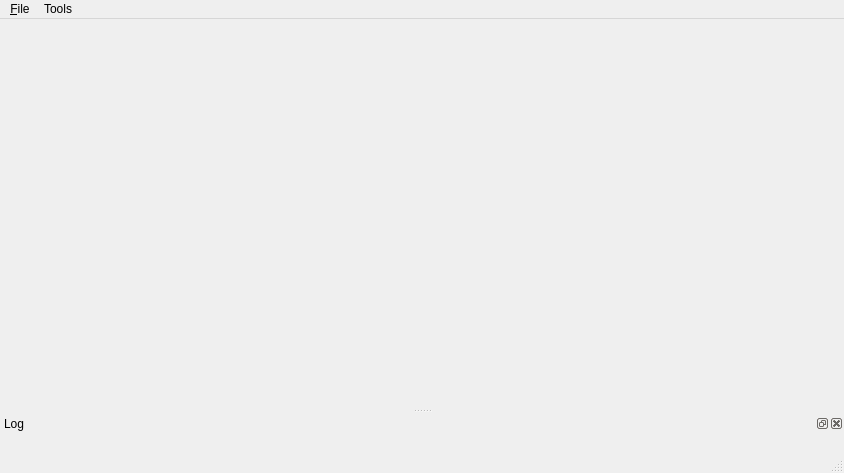
Before: the Qt Designer form tools/src/playground/ui/mainwindow.ui in cyberegoorg/cetech, drawn with Qt 5.
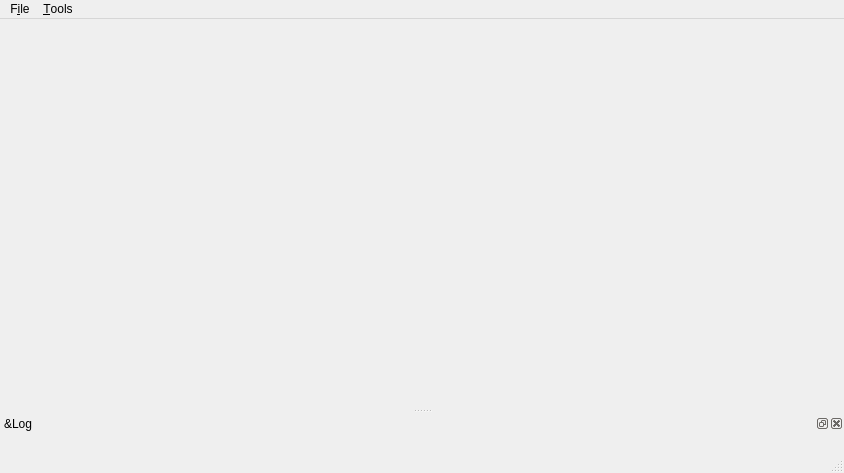
After: the same form once the commit is applied.

Diff of the .ui file:
```diff
--- a/tools/src/playground/ui/mainwindow.ui
+++ b/tools/src/playground/ui/mainwindow.ui
@@ -27,7 +27,7 @@
    </property>
    <widget class="QMenu" name="menu_File">
     <property name="title">
-     <string>&amp;File</string>
+     <string>F&amp;ile</string>
     </property>
     <addaction name="actionOpen_project"/>
     <addaction name="separator"/>
@@ -35,7 +35,7 @@
    </widget>
    <widget class="QMenu" name="menuTools">
     <property name="title">
-     <string>Tools</string>
+     <string>&amp;Tools</string>
     </property>
     <addaction name="actionREPL"/>
     <addaction name="actionLua_editor"/>
@@ -49,7 +49,7 @@
     <set>QDockWidget::AllDockWidgetFeatures</set>
    </property>
    <property name="windowTitle">
-    <string>Log</string>
+    <string>&amp;Log</string>
    </property>
    <attribute name="dockWidgetArea">
     <number>8</number>
```
Left out of the diff: 22 changed lines with no effect on the pictures.
